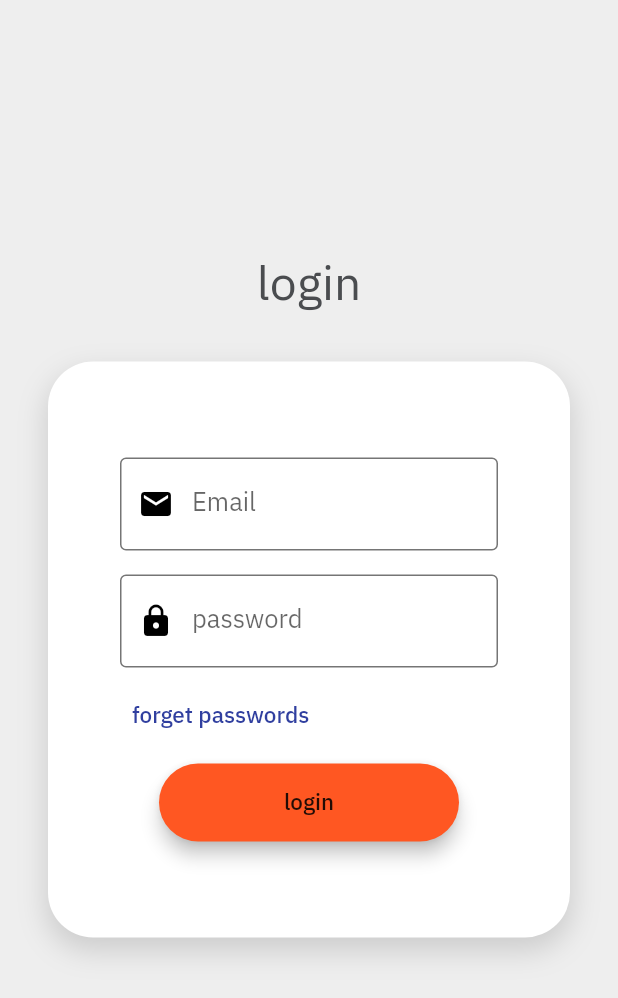
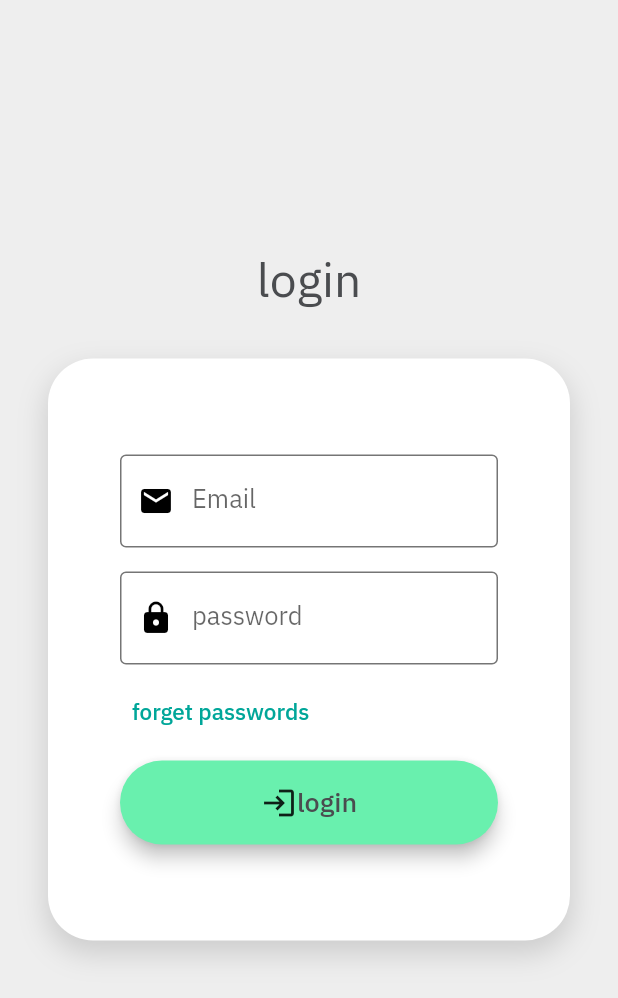
Before and after one commit to el-madar/admin_panel, a Flutter app: the screen it shows after launch, on a phone screen of 412 x 824 dp. Shown: the top 998 px of the screen. Run offline on Flutter 3.47's test engine with Material 2 defaults, Android fonts, the phone set to English and light mode, and no system bars; our stand-ins replace awesome_dialog, easy_localization, equatable, flutter_bloc, flutter_spinkit, flutter_svg and 4 more; missing offline and left inert: day_night_switcher, responsive_grid_list; accounts and stored records are empty.

```diff
--- a/assets/language/en-US.json
+++ b/assets/language/en-US.json
@@ -8,6 +8,8 @@
   "enter_password": "enter_password",
   "password": "password",
   "login": "login",
+  "search": "Search",
+  "logout": "Logout",
   "forget_passwords": "forget passwords",
   "enter_full_name": "enter full name",
   "full_name": "full name",
@@ -26,5 +28,7 @@
   "invalid_confirm_password": "invalid confirm password",
   "home": "Home",
   "invalid_email": "Invalid Email",
-  "error": "Error"
+  "error": "Error",
+  "filters": "Filters",
+  "addUser": "Add User"
 }
--- a/lib/app/AppTheme.dart
+++ b/lib/app/AppTheme.dart
@@ -89,20 +89,28 @@ class AppTheme {
       textStyle: const TextStyle(
         fontSize: 51,
         color: lightColorTextAppBar,
+        overflow: TextOverflow.ellipsis,
       ),
     ),
     headline4: GoogleFonts.ibmPlexSans(
       textStyle: const TextStyle(
         fontSize: 36,
         color: lightColorTextAppBar,
+        overflow: TextOverflow.ellipsis,
       ),
     ),
     headline5: GoogleFonts.ibmPlexSans(
-        textStyle: const TextStyle(fontSize: 25, color: lightColorTextAppBar)),
+      textStyle: const TextStyle(
+          fontSize: 25,
+          color: lightColorTextAppBar,
+        overflow: TextOverflow.ellipsis,
+      )
+    ),
     headline6: GoogleFonts.ibmPlexSans(
       textStyle: const TextStyle(
         fontSize: 18,
         color: lightColorTextAppBar,
+        overflow: TextOverflow.ellipsis,
       ),
     ),
     subtitle1: GoogleFonts.ibmPlexSans(
@@ -358,8 +366,8 @@ class AppTheme {
 
   //Color Themes
 
-  static const primary = Color(0xFF303F9F);
-  static const secondary = Color(0xFF8E24AA);
+  static const primary = Color(0xFF00A699);
+  static const secondary = Color(0xFF1DA1F2);
 
   static const backgroundColor = Color(0xFFEEEEEE);
   static const scaffoldBackgroundColor = Color(0xFFEEEEEE);
@@ -370,6 +378,7 @@ class AppTheme {
     brightness: Brightness.light,
     primaryColor: primary,
     // canvasColor: Colors.transparent,
+    accentColor: secondary,
     backgroundColor: backgroundColor,
     scaffoldBackgroundColor: scaffoldBackgroundColor,
     appBarTheme: const AppBarTheme(
@@ -487,6 +496,7 @@ class AppTheme {
     brightness: Brightness.dark,
     canvasColor: Colors.transparent,
     primaryColor: primary,
+    accentColor: secondary,
     scaffoldBackgroundColor: backgroundDark,
     backgroundColor: backgroundDark,
     appBarTheme: const AppBarTheme(
--- a/lib/style/MyRow.dart
+++ b/lib/style/MyRow.dart
@@ -89,7 +89,6 @@ class MyRow extends StatelessWidget {
 
   Map<ScreenMediaType, DisplayType> getDisplayValue(
       Map<ScreenMediaType, DisplayType> display) {
-    display ??= {ScreenMediaType.XS: DisplayType.Block};
 
     if (display[ScreenMediaType.XS] == null) {
       display[ScreenMediaType.XS] = DisplayType.Block;
--- a/lib/ui/auth/login_screen.dart
+++ b/lib/ui/auth/login_screen.dart
@@ -3,6 +3,7 @@ import 'package:admin_panel/mvvvm/login_view_modle.dart';
 import 'package:admin_panel/resources/models/login_request.dart';
 import 'package:admin_panel/style/MyCard.dart';
 import 'package:admin_panel/style/ScreenMedia.dart';
+import 'package:admin_panel/ui/widgets/button_with_icon.dart';
 import 'package:admin_panel/utils/colors.dart';
 import 'package:admin_panel/utils/constants.dart';
 import 'package:admin_panel/utils/dialogs.dart';
@@ -136,22 +137,7 @@ class _LoginScreenState extends State<LoginScreen> {
                                           )
                                       ),
                                       const SizedBox(height: smallPadding),
-                                      SizedBox(
-                                        width: 200,
-                                        child: MaterialButton(
-                                          elevation: 5.0,
-                                          color: accentColor,
-                                          onPressed: () {
-                                            onFormSubmitted();
-                                          },
-                                          padding: const EdgeInsets.all(defaultPadding),
-                                          shape: RoundedRectangleBorder(
-                                            borderRadius: BorderRadius.circular(30.0),
-                                          ),
-                                          child: model.isLoading ? const CircularProgressIndicator() : Text(tr('login'),)
-                                        ),
-                                      ),
-
+                                      ButtonWithIcon(title: tr("login"),color: Colors.greenAccent,onClock: () {},iconData: Icons.login,),
                                       const SizedBox(height: defaultPadding),
                                     ],
                                   ),
--- /dev/null
+++ b/lib/ui/widgets/button_with_icon.dart
@@ -0,0 +1,35 @@
+import 'package:admin_panel/utils/constants.dart';
+import 'package:flutter/material.dart';
+
+class ButtonWithIcon extends StatelessWidget {
+  ButtonWithIcon({Key? key,required this.color,required this.title,required this.onClock,this.iconData}) : super(key: key);
+
+  Color color;
+  String title;
+  VoidCallback onClock;
+  IconData? iconData;
+
+  @override
+  Widget build(BuildContext context) {
+    return MaterialButton
+      (
+      elevation: 5.0,
+      color: color,
+      onPressed: onClock,
+      padding: const EdgeInsets.all(defaultPadding),
+      shape: RoundedRectangleBorder(
+        borderRadius: BorderRadius.circular(30.0),
+      ),
+      child: Row(
+        mainAxisAlignment: MainAxisAlignment.center,
+        children: [
+          iconData != null ? Icon(iconData) : Container(),
+          Text(
+            title,
+            style: Theme.of(context).textTheme.headline6,
+          ),
+        ],
+      ),
+    );
+  }
+}
--- a/lib/utils/constants.dart
+++ b/lib/utils/constants.dart
@@ -1,6 +1,7 @@
 import 'package:flutter/material.dart';
 
 
+const soBigPadding = 60.0;
 const bigPadding = 32.0;
 const defaultPadding = 16.0;
 const smallPadding = 8.0;
--- a/pubspec.yaml
+++ b/pubspec.yaml
@@ -54,6 +54,7 @@ dependencies:
 
   day_night_switcher: ^0.2.0+1
   flutter_svg: ^1.0.0
+  responsive_grid_list: ^1.2.3
 
 
 dev_dependencies:
```
Also changed, not shown: lib/ui/main/mini_profile.dart (+3 -21 lines), lib/ui/users/users_screen.dart (+51 -8 lines), lib/ui/widgets/searchView.dart (added, +68 -0 lines), lib/ui/widgets/user_card.dart (added, +54 -0 lines), pubspec.lock.
